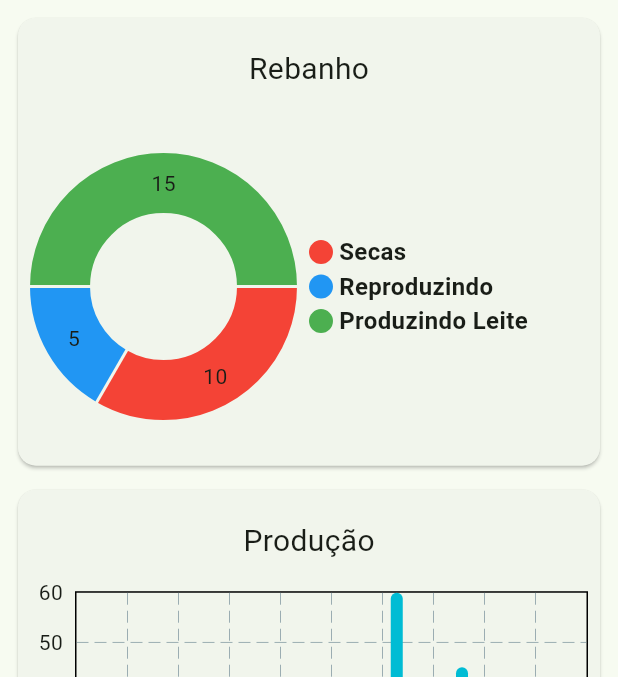
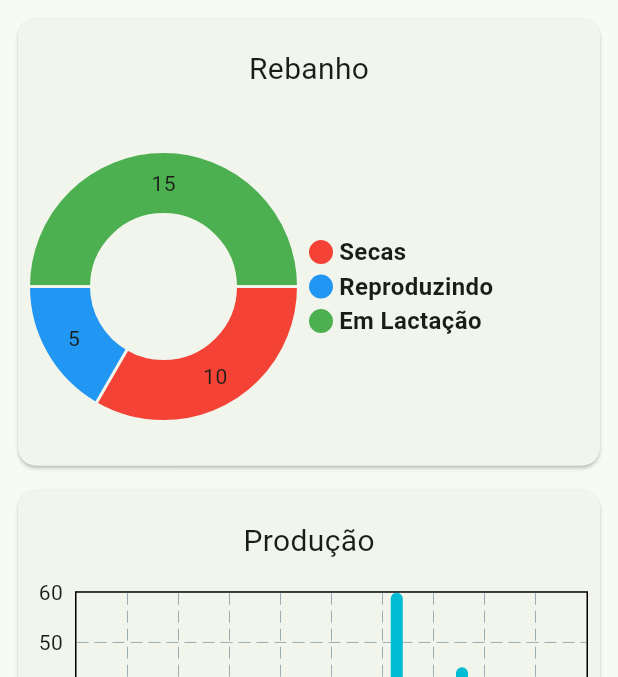
Before and after one commit to hott-henrique/integrazoo, a Flutter app: the screen it shows after launch, in the side drawer, after a tap on "Análise", on a phone screen of 412 x 824 dp, the part 84-761 px from its top. Run offline on Flutter 3.47's test engine with Material 3 defaults, Android fonts, the phone set to English and light mode, and no system bars; drawn by our look-alikes of fl_chart; our stand-ins replace sqflite; accounts and stored records are empty.

Commit message:
TYPO: Changing 'in production' to 'in lactation'.

```diff
--- a/lib/dairy_cattle_subsystem/view/analysis_view.dart
+++ b/lib/dairy_cattle_subsystem/view/analysis_view.dart
@@ -130,7 +130,7 @@ class AnalysisView extends StatelessWidget {
                                     children: [
                                         Indicator(text: 'Secas', color: Colors.red, isSquare: false),
                                         Indicator(text: 'Reproduzindo', color: Colors.blue, isSquare: false),
-                                        Indicator(text: 'Produzindo Leite', color: Colors.green, isSquare: false),
+                                        Indicator(text: 'Em Lactação', color: Colors.green, isSquare: false),
                                     ]
                                 ))
                             ]
```
